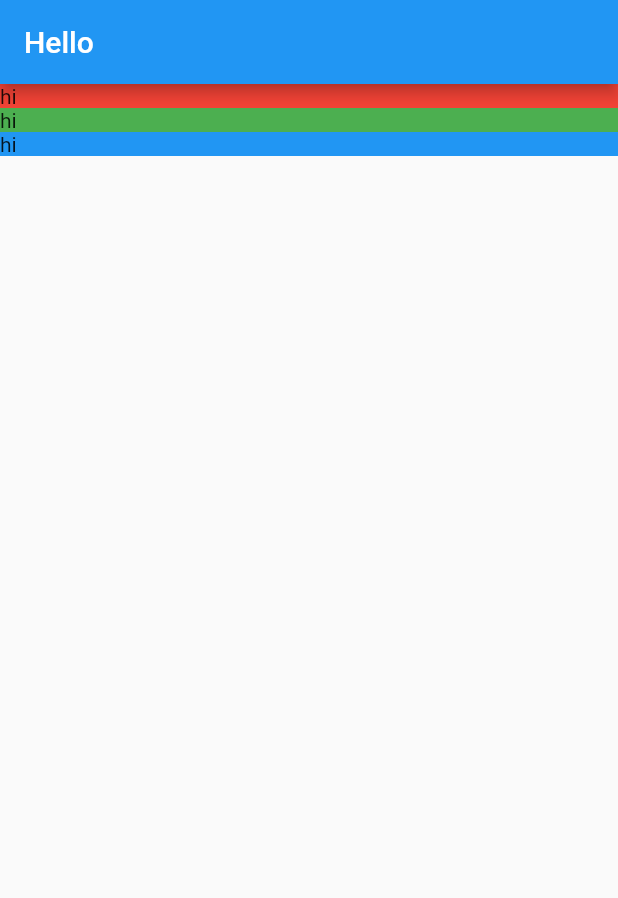
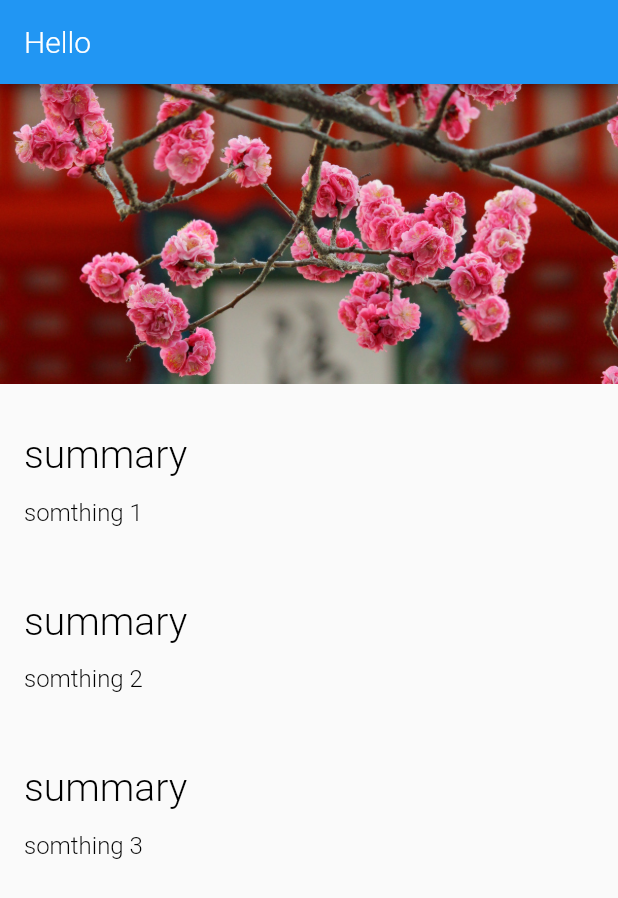
Before and after one commit to uires/tourist-guide-flutter, a Flutter app: the screen it shows after launch, on a phone screen of 412 x 824 dp. Shown: the top 898 px of the screen. Run offline on Flutter 3.47's test engine with Material 2 defaults, Android fonts, the phone set to English and light mode, and no system bars; Roboto replaces fonts that are missing (Montserrat).

```diff
--- a/lib/app.dart
+++ b/lib/app.dart
@@ -1,5 +1,6 @@
 import 'package:flutter/material.dart';
 import 'screens/location_detail/location_detail.dart';
+import 'style.dart';
 
 class App extends StatelessWidget {
 
@@ -7,7 +8,16 @@ class App extends StatelessWidget {
   Widget build(BuildContext context) {
 
     return MaterialApp(
-      home: LocationDetail()
+      home: LocationDetail(),
+      theme: ThemeData(
+        appBarTheme: AppBarTheme(
+          textTheme: TextTheme(title: AppBarTextStyle)
+        ) ,
+        textTheme: TextTheme(
+          title: TitleTextStyle,
+          body1: Body1TextStyle
+        )
+      )
     );
   }
 }
--- /dev/null
+++ b/lib/screens/location_detail/image_banner.dart
@@ -0,0 +1,23 @@
+import 'package:flutter/material.dart';
+
+class ImageBanner extends StatelessWidget {
+
+  final String _assetPath;
+
+  ImageBanner(this._assetPath);
+
+  @override
+  Widget build(BuildContext context) {
+
+    return Container(
+      constraints: BoxConstraints.expand(
+        height: 200.0
+      ),
+      decoration: BoxDecoration(color: Colors.grey),
+      child: Image.asset(
+          this._assetPath,
+          fit: BoxFit.cover
+        )
+    );
+  }
+}
--- a/lib/screens/location_detail/location_detail.dart
+++ b/lib/screens/location_detail/location_detail.dart
@@ -1,4 +1,5 @@
 import 'package:flutter/material.dart';
+import 'image_banner.dart';
 import 'text_section.dart';
 
 class LocationDetail extends StatelessWidget {
@@ -12,9 +13,10 @@ class LocationDetail extends StatelessWidget {
         body: Column(mainAxisAlignment: MainAxisAlignment.start,
           crossAxisAlignment: CrossAxisAlignment.stretch,
           children: [
-            TextSection(Colors.red),
-            TextSection(Colors.green),
-            TextSection(Colors.blue)
+            ImageBanner("assets/images/kiyomizu-dera.jpg"),
+            TextSection('summary', 'somthing 1'),
+            TextSection('summary', 'somthing 2'),
+            TextSection('summary', 'somthing 3'),
         ]
       )
     );
--- a/lib/screens/location_detail/text_section.dart
+++ b/lib/screens/location_detail/text_section.dart
@@ -2,18 +2,28 @@ import 'package:flutter/material.dart';
 
 class TextSection extends StatelessWidget {
 
-  final Color _color;
+  final String _title;
+  final String _body;
+  static const double _hPad = 16.0;
 
-  TextSection(this._color);
+  TextSection(this._title, this._body);
 
   @override
   Widget build(BuildContext context) {
 
-    return Container(
-      decoration: BoxDecoration(
-        color: this._color
+    return Column(
+      mainAxisAlignment: MainAxisAlignment.start,
+      crossAxisAlignment: CrossAxisAlignment.stretch,
+      children: [
+        Container(
+          padding: const EdgeInsets.fromLTRB(_hPad, 32.0, _hPad, 4.0),
+          child: Text(this._title, style: Theme.of(context).textTheme.title)
         ),
-        child: Text('hi')
+        Container(
+          padding: const EdgeInsets.fromLTRB(_hPad, 10.0, _hPad, _hPad),
+          child: Text(this._body, style: Theme.of(context).textTheme.body1)
+        ),
+      ]
     );
   }
 }
--- /dev/null
+++ b/lib/style.dart
@@ -0,0 +1,28 @@
+import 'package:flutter/material.dart';
+
+const LargeTextSize = 26.0;
+const MediumTextSize = 20.0;
+const BodyTextSize = 16.0;
+
+const String FontNameDefault = "Montserrat";
+
+const AppBarTextStyle = TextStyle(
+  fontFamily: FontNameDefault,
+  fontWeight: FontWeight.w300,
+  fontSize: MediumTextSize,
+  color: Colors.white
+);
+
+const TitleTextStyle = TextStyle(
+  fontFamily: FontNameDefault,
+  fontWeight: FontWeight.w300,
+  fontSize: LargeTextSize,
+  color: Colors.black
+);
+
+const Body1TextStyle = TextStyle(
+  fontFamily: FontNameDefault,
+  fontWeight: FontWeight.w300,
+  fontSize: BodyTextSize,
+  color: Colors.black
+);
```
Also changed, not shown: pubspec.yaml (+11 -14 lines), assets/fonts/Montserrat-Bold.ttf (added), assets/fonts/Montserrat-Regular.ttf (added), assets/images/kiyomizu-dera.jpg (added).
